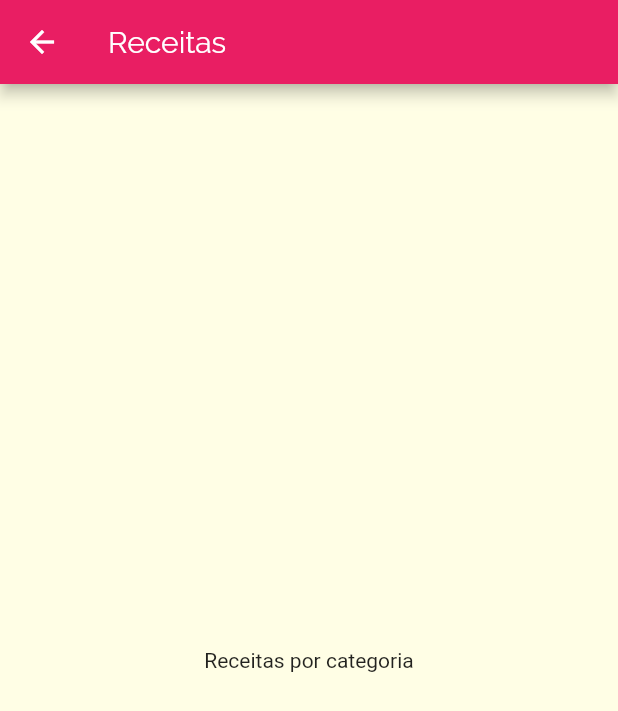
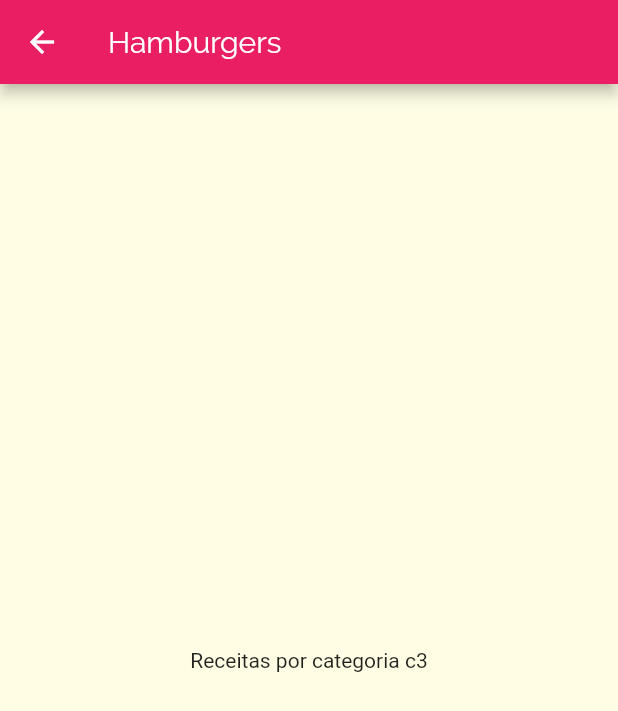
Before and after one commit to Jhonatan-Pereira/flutter_meals, a Flutter app: the screen it shows after launch, after a tap on "Hamburgers", on a phone screen of 412 x 824 dp. Shown: the top 711 px of the screen. Run offline on Flutter 3.47's test engine with Material 2 defaults, Android fonts, the phone set to English and light mode, and no system bars.

Commit message:
Passing Category by Builder

```diff
--- a/lib/components/category_item.dart
+++ b/lib/components/category_item.dart
@@ -11,7 +11,7 @@ class CategoryItem extends StatelessWidget {
     Navigator.of(context).push(
       MaterialPageRoute(
         builder: (_) {
-          return CategoriesMealsScreen();
+          return CategoriesMealsScreen(category);
         },
       ),
     );
--- a/lib/screens/categories_meals_screen.dart
+++ b/lib/screens/categories_meals_screen.dart
@@ -1,15 +1,21 @@
 import 'package:flutter/material.dart';
 
+import '../models/category.dart';
+
 class CategoriesMealsScreen extends StatelessWidget {
+  final Category category;
+
+  const CategoriesMealsScreen(this.category);
+
   @override
   Widget build(BuildContext context) {
     return Scaffold(
       appBar: AppBar(
-        title: Text('Receitas'),
+        title: Text(category.title),
       ),
       body: Center(
         child: Text(
-          'Receitas por categoria',
+          'Receitas por categoria ${category.id}',
         ),
       ),
     );
```
